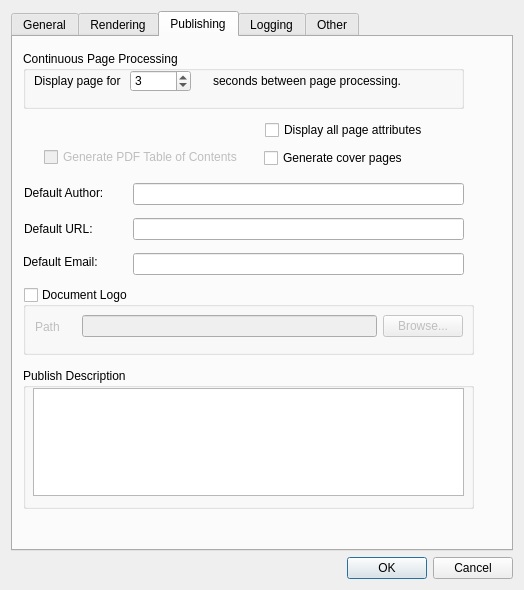
The window that mainApp/preferences.ui (trevorsandy/lpub3d) describes before a commit, drawn with Qt 5.
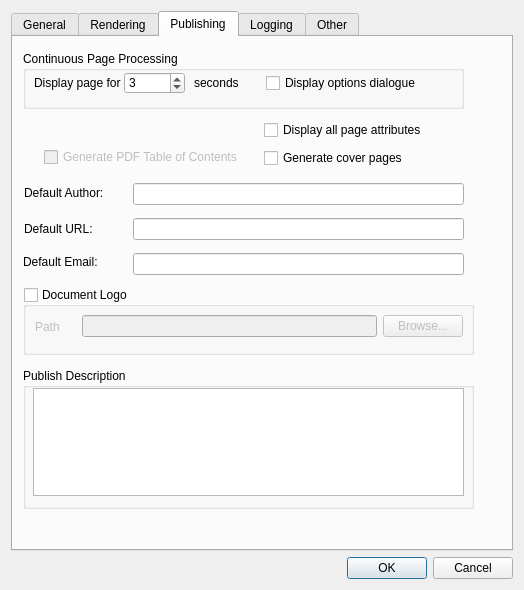
The same window after the commit. Icons and pictures are not drawn.

Patch:
```diff
--- a/mainApp/preferences.ui
+++ b/mainApp/preferences.ui
@@ -1021,7 +1021,7 @@
       <widget class="QCheckBox" name="displayAllAttributes_Chk">
        <property name="geometry">
         <rect>
-         <x>252</x>
+         <x>251</x>
          <y>83</y>
          <width>211</width>
          <height>20</height>
@@ -1078,9 +1078,9 @@
        <widget class="QLabel" name="label_12">
         <property name="geometry">
          <rect>
-          <x>190</x>
-          <y>20</y>
-          <width>190</width>
+          <x>171</x>
+          <y>22</y>
+          <width>61</width>
           <height>20</height>
          </rect>
         </property>
@@ -1097,14 +1097,14 @@
          <string>Set the renderer 'wait for finish' process time in minutes. -1 will not timeout.</string>
         </property>
         <property name="text">
-         <string>seconds between page processing.</string>
+         <string>seconds</string>
         </property>
        </widget>
        <widget class="QSpinBox" name="pageDisplayPauseSpin">
         <property name="geometry">
          <rect>
-          <x>107</x>
-          <y>19</y>
+          <x>101</x>
+          <y>21</y>
           <width>61</width>
           <height>22</height>
          </rect>
@@ -1116,7 +1116,7 @@
          <number>0</number>
         </property>
         <property name="maximum">
-         <number>60</number>
+         <number>180</number>
         </property>
         <property name="value">
          <number>3</number>
@@ -1126,7 +1126,7 @@
         <property name="geometry">
          <rect>
           <x>11</x>
-          <y>20</y>
+          <y>22</y>
           <width>100</width>
           <height>20</height>
          </rect>
@@ -1147,6 +1147,22 @@
          <string>Display page for</string>
         </property>
        </widget>
+       <widget class="QCheckBox" name="doNotShowPageProcessDlgChk">
+        <property name="geometry">
+         <rect>
+          <x>243</x>
+          <y>22</y>
+          <width>171</width>
+          <height>20</height>
+         </rect>
+        </property>
+        <property name="toolTip">
+         <string>Display continuous page processing options dialogue when menu action is triggered.</string>
+        </property>
+        <property name="text">
+         <string>Display options dialogue</string>
+        </property>
+       </widget>
       </widget>
       <zorder>pageProcessingContinuousBox</zorder>
       <zorder>publishDescriptionBox</zorder>
```
Left out of the diff: 16 changed lines with no effect on the pictures.
